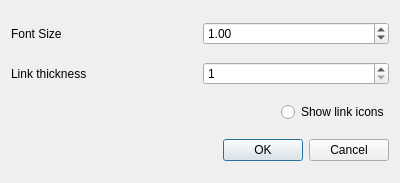
This is Options.ui in ArashMassoudieh/OpenHydroQual as Qt 5 draws it before an edit. The edited form follows.
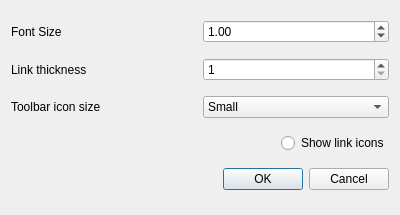
This is the edited form.

```diff
--- a/Options.ui
+++ b/Options.ui
@@ -7,7 +7,7 @@
     <x>0</x>
     <y>0</y>
     <width>400</width>
-    <height>183</height>
+    <height>215</height>
    </rect>
   </property>
   <property name="windowTitle">
@@ -62,6 +62,31 @@
      </item>
     </layout>
    </item>
+   <item>
+    <layout class="QHBoxLayout" name="horizontalLayout_4">
+     <item>
+      <widget class="QLabel" name="label_3">
+       <property name="text">
+        <string>Toolbar icon size</string>
+       </property>
+      </widget>
+     </item>
+     <item>
+      <widget class="QComboBox" name="ToolbarIconSize">
+       <item>
+        <property name="text">
+         <string>Small</string>
+        </property>
+       </item>
+       <item>
+        <property name="text">
+         <string>Large</string>
+        </property>
+       </item>
+      </widget>
+     </item>
+    </layout>
+   </item>
    <item>
     <layout class="QHBoxLayout" name="horizontalLayout_3">
      <item>
```
